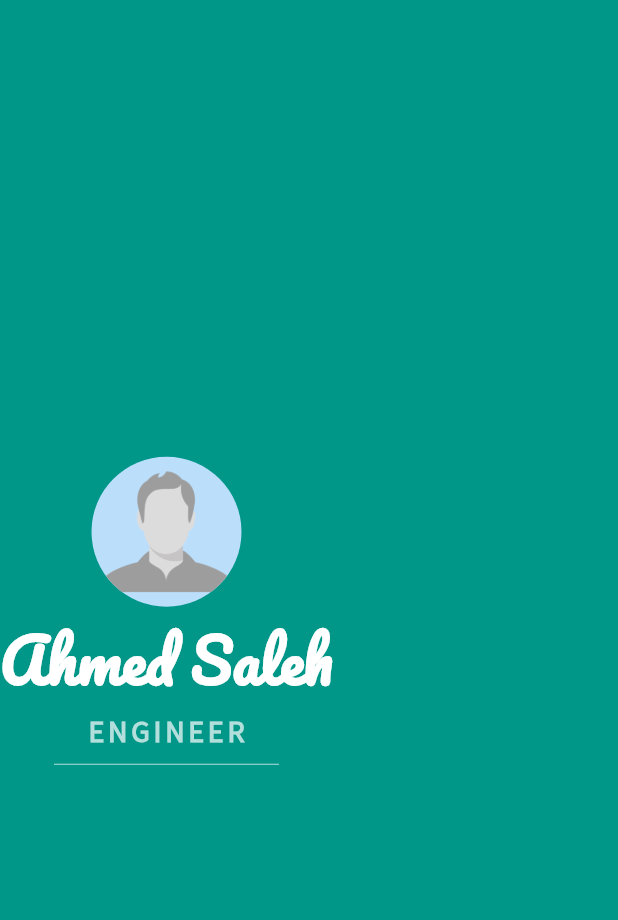
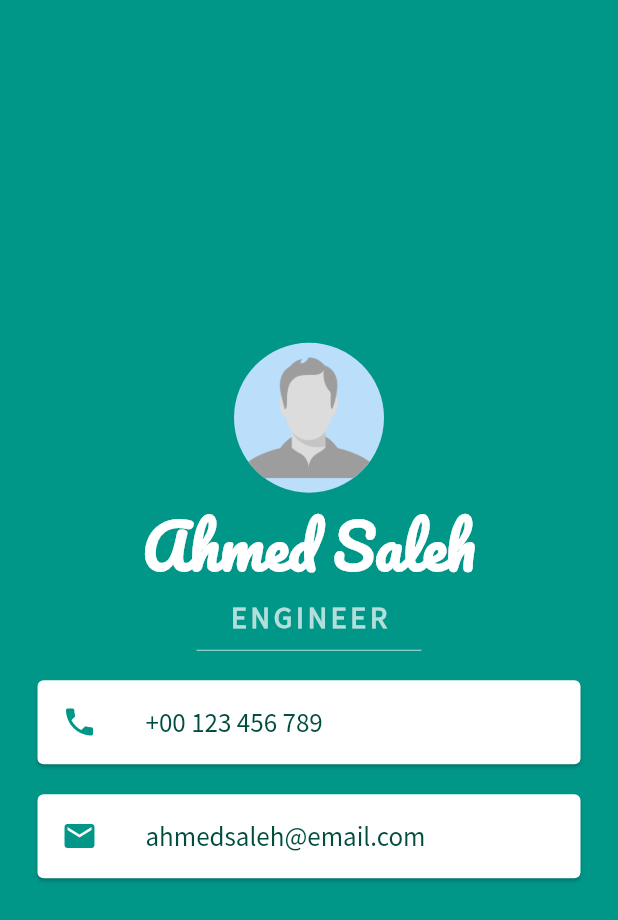
Before and after one commit to devahmedsaleh/business_card, a Flutter app: the screen it shows after launch, on a phone screen of 412 x 824 dp. Shown: the top 920 px of the screen. Run offline on Flutter 3.47's test engine with Material 2 defaults, Android fonts, the phone set to English and light mode, and no system bars.

Commit message:
add phone and email cards

```diff
--- a/lib/main.dart
+++ b/lib/main.dart
@@ -5,6 +5,8 @@ void main() => runApp(BusinessCard());
 class BusinessCard extends StatelessWidget {
   final String _name = 'Ahmed Saleh';
   final String _jobTitle = 'Engineer';
+  final String _phoneNumber = '+00 123 456 789';
+  final String _email = 'ahmedsaleh@email.com';
 
   @override
   Widget build(BuildContext context) {
@@ -15,6 +17,15 @@ class BusinessCard extends StatelessWidget {
         scaffoldBackgroundColor: Colors.teal,
         fontFamily: 'Source Sans Pro',
         dividerColor: Colors.teal.shade100,
+        cardTheme: CardTheme(
+          margin: EdgeInsets.symmetric(vertical: 10, horizontal: 25),
+        ),
+        textTheme: TextTheme(
+          subtitle1: TextStyle(
+            color: Colors.teal.shade900,
+            fontSize: 18,
+          ),
+        ),
       ),
       home: Scaffold(
         body: SafeArea(
@@ -47,7 +58,29 @@ class BusinessCard extends StatelessWidget {
                 height: 20,
                 width: 150,
                 child: Divider(),
-              )
+              ),
+              Card(
+                child: ListTile(
+                  leading: Icon(
+                    Icons.phone,
+                    color: Colors.teal,
+                  ),
+                  title: Text(
+                    _phoneNumber,
+                  ),
+                ),
+              ),
+              Card(
+                child: ListTile(
+                  leading: Icon(
+                    Icons.email,
+                    color: Colors.teal,
+                  ),
+                  title: Text(
+                    _email,
+                  ),
+                ),
+              ),
             ],
           ),
         ),
```
